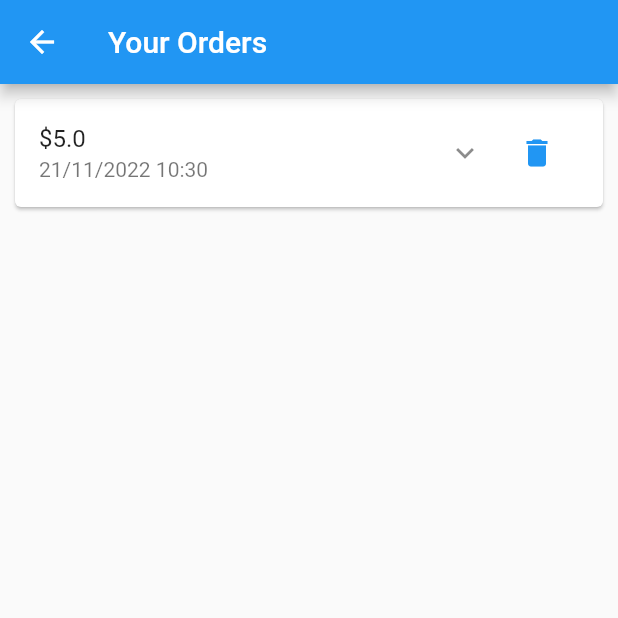
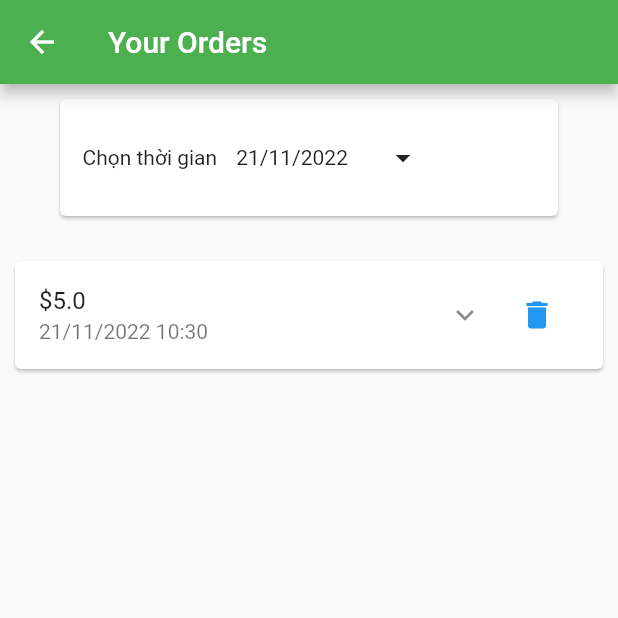
Before and after one commit to nguyenminhtuan238/projectuddd, a Flutter app: the OrdersScreen screen opened by its route, on a phone screen of 412 x 824 dp, the top half of it. Run offline on Flutter 3.47's test engine with Material 2 defaults, Android fonts, the phone set to English and light mode, and no system bars; our stand-ins replace flutter_dotenv, shared_preferences; accounts and stored records are empty.

Commit message:
order update

```diff
--- a/lib/ui/orders/orders_screen.dart
+++ b/lib/ui/orders/orders_screen.dart
@@ -2,22 +2,88 @@ import 'package:flutter/material.dart';
 import 'package:provider/provider.dart';
 import 'order_item_card.dart';
 import 'order_manager.dart';
-class OrdersScreen extends StatelessWidget {
-  static const routeName = '/orders';
+import 'package:intl/intl.dart';
+class  OrdersScreen extends StatefulWidget {
+ static const routeName = '/orders';
   const OrdersScreen({ super.key });
 
   @override
+  State<OrdersScreen> createState() => _OrdersScreen();
+}
+
+class _OrdersScreen extends State<OrdersScreen> {
+  DateTime _datatime=DateTime.now();
+  @override
   Widget build(BuildContext context) {
-    final ordersManager = OrdersManager();
     return Scaffold(
         appBar: AppBar(
           title: const Text('Your Orders'),
+          backgroundColor: Colors.green ,
         ),
-        body: Consumer<OrdersManager>(builder: (ctx, ordersManager, child) {
+        body: Column(
+          children: <Widget>[
+            searchOrder(context),
+              const SizedBox(height: 10,),
+             Expanded(
+               child:  Orderdetail(context),
+            ),
+          ],
+        )
+        );
+  }
+  Widget Orderdetail( BuildContext context){
+      return Consumer<OrdersManager>(builder: (ctx, ordersManager, child) {
           return ListView.builder(
             itemCount: ordersManager.orderCount,
-            itemBuilder: (ctx, i) => OrderItemCard(ordersManager.orders[i]),
+            itemBuilder: (ctx, i) =>
+            DateFormat('dd/MM/yyyy').format( ordersManager.orders[i].dateTime)
+            ==DateFormat('dd/MM/yyyy').format(_datatime)
+              ?OrderItemCard(ordersManager.orders[i])
+              :const Card(),
+
           );
-        }));
+      });
+  }
+  Widget searchOrder(BuildContext context){
+      return Card(
+        margin: const EdgeInsets.only(
+          top: 10,
+          right: 40,
+          left: 40,
+          bottom: 10,
+        ),
+        child: Padding(
+          padding: const EdgeInsets.all(15),
+          child: Row(
+            children: [
+              const Text("Chọn thời gian"),
+              SizedBox(
+                width: 100,
+                child:  Column(
+                children:[
+                   Text(DateFormat('dd/MM/yyyy').format(_datatime))
+                ],
+              ),
+              ),
+              IconButton(
+              onPressed: () async{
+                final tg=await showDatePicker(
+                  context: context,
+                  initialDate: DateTime.now(),
+                  firstDate: DateTime.utc(2001),
+                  lastDate: DateTime.now(),
+                );
+                setState(() {
+                  if (tg != null) {
+                     _datatime= tg;
+                  }
+                });
+              },
+              icon: const Icon(Icons.arrow_drop_down),
+              ),
+            ],
+          ),
+        ),
+      );
   }
 }
```
